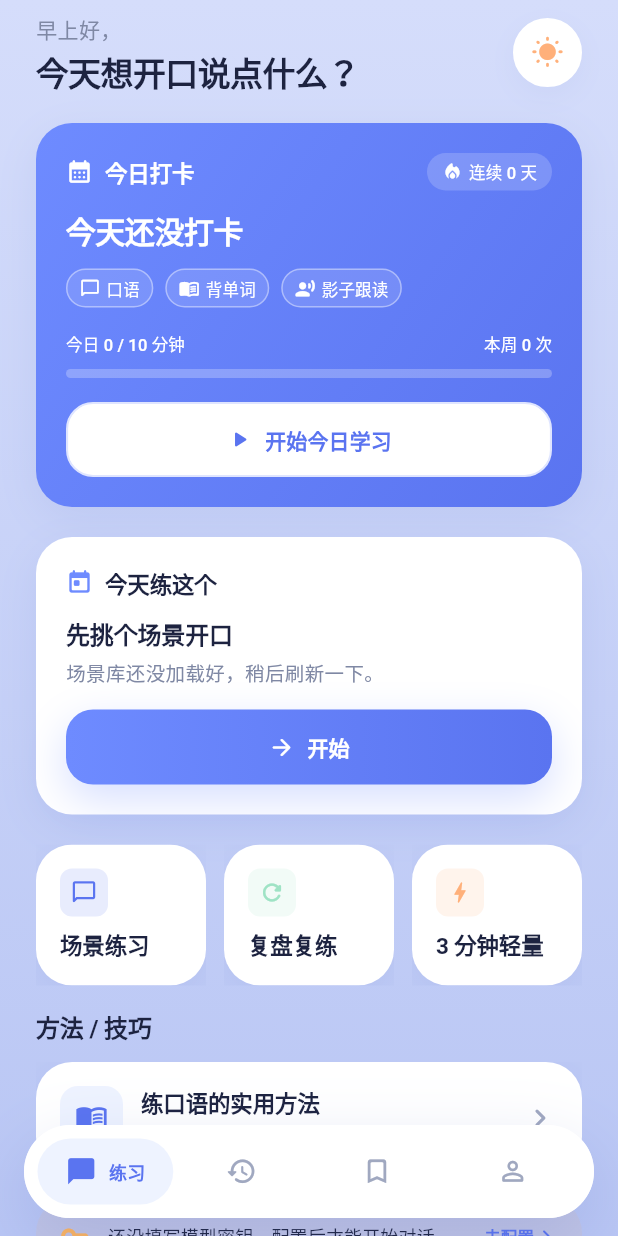
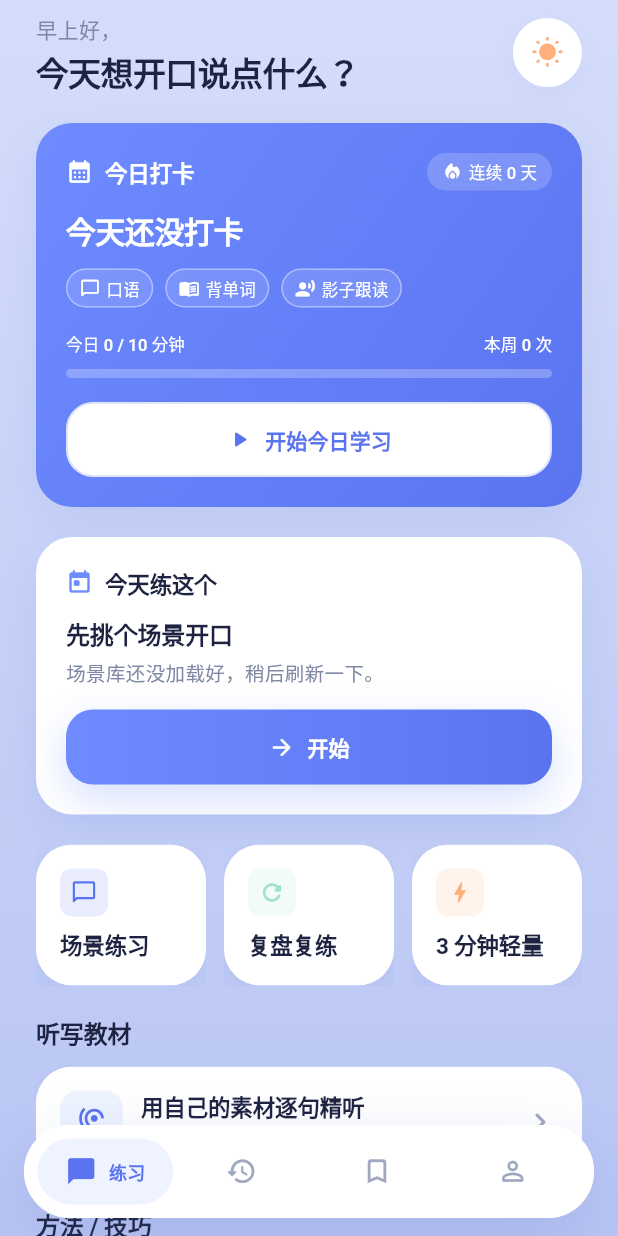
Before and after one commit to 51www/kele-study-english-, a Flutter app: the screen it shows after launch, on a phone screen of 412 x 824 dp. Run offline on Flutter 3.47's test engine with Material 3 defaults, Android fonts, the phone set to English and light mode, and no system bars; our stand-ins replace connectivity_plus, dio, drift, file_picker, flutter_riverpod, flutter_secure_storage and 5 more; missing offline and left inert: audio_session, charset, record; accounts and stored records are empty; generated files the repository leaves out were written again.

Commit message:
feat: 材料练习耗时计入影子跟读，打卡自动点亮并解除听写教材导入入口隐藏

```diff
--- a/lib/app/providers.dart
+++ b/lib/app/providers.dart
@@ -157,6 +157,7 @@ class HomeData {
 final homeDataProvider = FutureProvider<HomeData>((ref) async {
   final scenarioRepo = ref.watch(scenarioRepositoryProvider);
   final sessionRepo = ref.watch(sessionRepositoryProvider);
+  final shadowByDay = await ref.watch(shadowPracticeRepositoryProvider).all();
   final scenarios = await scenarioRepo.all();
   final sessions = await sessionRepo.list();
   final settingsRepo = ref.watch(settingsRepositoryProvider);
@@ -187,8 +188,11 @@ final homeDataProvider = FutureProvider<HomeData>((ref) async {
       }
     }
   }
-  // 手动补记（背单词 / 影子跟读 / 其它）同样计入连续天数。
+  // 材料练习耗时按「影子跟读」学习时间计入今日分钟。
+  todaySeconds += shadowByDay['${now.year}-${now.month}-${now.day}'] ?? 0;
+  // 手动补记（背单词 / 其它）与材料练习（影子跟读）同样计入连续天数。
   activeDays.addAll(await ref.watch(checkinRepositoryProvider).manualDates());
+  activeDays.addAll(shadowByDay.entries.where((e) => e.value > 0).map((e) => e.key));
   final streak = _computeStreaks(activeDays).$1;
   Correction? lastStuck;
   for (final session in sessions.where((e) => e.status == 'completed').take(3)) {
@@ -250,6 +254,11 @@ final checkinRepositoryProvider = Provider<CheckinRepository>((ref) {
   return CheckinRepository(ref.watch(localStoreProvider));
 });
 
+/// 材料练习耗时仓储：按天累计「影子跟读」学习时间。
+final shadowPracticeRepositoryProvider = Provider<ShadowPracticeRepository>((ref) {
+  return ShadowPracticeRepository(ref.watch(localStoreProvider));
+});
+
 /// 今日打卡聚合：自动活动（口语 / 轻量 / 听写）+ 手动补记。
 final todayCheckinProvider = FutureProvider<TodayCheckin>((ref) async {
   final now = DateTime.now();
@@ -265,6 +274,11 @@ final todayCheckinProvider = FutureProvider<TodayCheckin>((ref) async {
   }
   final attempts = await ref.watch(localStoreProvider).allAttempts();
   if (attempts.any((a) => a.createdAt >= todayStart)) activity.add('dictation');
+  // 材料练习（听写）即影子跟读学习：有练习记录或累计耗时就自动点亮。
+  final shadowSeconds = await ref.watch(shadowPracticeRepositoryProvider).secondsOn(today);
+  if (attempts.any((a) => a.createdAt >= todayStart) || shadowSeconds > 0) {
+    activity.add('shadow');
+  }
   final manual = await ref.watch(checkinRepositoryProvider).get(date);
   return TodayCheckin(date: date, activityTypes: activity, manual: manual);
 });
@@ -284,6 +298,7 @@ final checkinMonthProvider =
   final sessions = await ref.watch(sessionRepositoryProvider).list();
   final attempts = await ref.watch(localStoreProvider).allAttempts();
   final manual = await ref.watch(checkinRepositoryProvider).all();
+  final shadowByDay = await ref.watch(shadowPracticeRepositoryProvider).all();
   final manualByDate = <String, DailyCheckin>{for (final c in manual) c.date: c};
 
   final days = <int, DayCheckin>{};
@@ -297,9 +312,20 @@ final checkinMonthProvider =
   for (final a in attempts) {
     if (a.createdAt >= startMs && a.createdAt <= endMs) {
       final day = DateTime.fromMillisecondsSinceEpoch(a.createdAt).day;
-      days.putIfAbsent(day, () => DayCheckin()).types.add('dictation');
+      final types = days.putIfAbsent(day, () => DayCheckin()).types;
+      types.add('dictation');
+      // 材料练习即影子跟读学习，日历同样点亮影子跟读。
+      types.add('shadow');
     }
   }
+  shadowByDay.forEach((key, seconds) {
+    if (seconds <= 0) return;
+    final p = key.split('-');
+    if (p.length == 3 && p[0] == '$year' && p[1] == '$month') {
+      final day = int.tryParse(p[2]);
+      if (day != null) days.putIfAbsent(day, () => DayCheckin()).types.add('shadow');
+    }
+  });
   manualByDate.forEach((date, c) {
     final p = date.split('-');
     if (p[0] == '$year' && p[1] == '$month') {
@@ -314,6 +340,7 @@ final checkinMonthProvider =
     if (s.durationSec >= 300) activeDays.add(_dayKey(s.startedDate));
   }
   activeDays.addAll(manual.map((e) => e.date));
+  activeDays.addAll(shadowByDay.entries.where((e) => e.value > 0).map((e) => e.key));
   final streaks = _computeStreaks(activeDays);
   return CheckinMonth(
     year: year,
--- a/lib/features/checkin/checkin_card.dart
+++ b/lib/features/checkin/checkin_card.dart
@@ -20,11 +20,12 @@ class _TypeMeta {
 const Map<String, _TypeMeta> _typeMeta = {
   'spoken': _TypeMeta('口语', Icons.chat_bubble_outline_rounded, false),
   'vocab': _TypeMeta('背单词', Icons.menu_book_rounded, true),
-  'shadow': _TypeMeta('影子跟读', Icons.record_voice_over_rounded, true),
+  // 材料练习（听写）即影子跟读学习，由练习耗时自动点亮，不再手动补记。
+  'shadow': _TypeMeta('影子跟读', Icons.record_voice_over_rounded, false),
 };
 
 /// 首页「今日」主卡：打卡状态 + 连续天数 + 学习构成 + 目标进度 + 入口。
-/// 自动类型（口语）由会话表聚合；手动类型（背单词 / 影子跟读）可点按补记。
+/// 自动类型（口语 / 影子跟读）由会话与材料练习聚合；手动类型（背单词）可点按补记。
 /// 学习构成按内容自然排列：空间够时同一行，不足时换行，不压缩文字。
 class CheckinCard extends ConsumerWidget {
   const CheckinCard({super.key});
--- a/lib/features/dictation/pages/material_library_page.dart
+++ b/lib/features/dictation/pages/material_library_page.dart
@@ -10,7 +10,6 @@ import '../providers.dart';
 import '../repository/material_repository.dart';
 
 /// 二期教材库（`/materials`）：首页栏目进入，不新增底部 Tab。
-/// 注：教材「导入」入口暂隐藏（功能保留，路由仍在），UI 只暴露查看与练习。
 class MaterialLibraryPage extends ConsumerWidget {
   const MaterialLibraryPage({super.key});
 
@@ -19,6 +18,16 @@ class MaterialLibraryPage extends ConsumerWidget {
     final async = ref.watch(materialLibraryProvider);
     return PageScaffold(
       title: '听写教材',
+      actions: [
+        IconButton(
+          tooltip: '导入教材',
+          icon: const Icon(Icons.add_rounded, color: AppColors.primaryDeep),
+          onPressed: () async {
+            await context.push('/materials/import');
+            ref.invalidate(materialLibraryProvider);
+          },
+        ),
+      ],
       child: ListView(
         padding: const EdgeInsets.fromLTRB(24, 16, 24, 32),
         children: [
@@ -48,7 +57,9 @@ class MaterialLibraryPage extends ConsumerWidget {
                   child: EmptyState(
                     icon: Icons.hearing_outlined,
                     title: '还没有教材',
-                    message: '教材导入功能暂未开放，已导入的教材仍可在「听写教材」里练习。',
+                    message: '选一份本地音视频和对应的 .srt / .vtt 字幕，就能开始逐句听写。',
+                    action: () => context.push('/materials/import'),
+                    actionLabel: '导入教材',
                   ),
                 );
               }
--- a/lib/features/home/home_page.dart
+++ b/lib/features/home/home_page.dart
@@ -107,7 +107,9 @@ class _Body extends StatelessWidget {
         const TodayPracticeCard(),
         const SizedBox(height: AppSpacing.block),
         const _PracticeGrid(),
-        const SizedBox(height: AppSpacing.cardInner),
+        const SizedBox(height: AppSpacing.block),
+        const _DictationEntry(),
+        const SizedBox(height: AppSpacing.block),
         const _TipsEntry(),
       ],
     );
@@ -186,6 +188,51 @@ class _PracticeGrid extends StatelessWidget {
           Text(title, style: AppText.cardTitle, maxLines: 2, overflow: TextOverflow.ellipsis),
         ],
       ),
+    );
+  }
+}
+
+/// 听写教材栏目：用自己的音视频素材逐句精听，导入入口在教材库内。
+class _DictationEntry extends StatelessWidget {
+  const _DictationEntry();
+
+  @override
+  Widget build(BuildContext context) {
+    return Column(
+      crossAxisAlignment: CrossAxisAlignment.start,
+      children: [
+        const SectionTitle(title: '听写教材'),
+        const SizedBox(height: AppSpacing.buttonGap),
+        AppCard(
+          onTap: () => context.push('/materials'),
+          padding: const EdgeInsets.all(AppSpacing.cardInner),
+          child: Row(
+            children: [
+              Container(
+                width: 42,
+                height: 42,
+                decoration: BoxDecoration(
+                  color: AppColors.primaryWash,
+                  borderRadius: BorderRadius.circular(12),
+                ),
+                child: const Icon(Icons.hearing_outlined, color: AppColors.primaryDeep, size: 22),
+              ),
+              const SizedBox(width: 12),
+              const Expanded(
+                child: Column(
+                  crossAxisAlignment: CrossAxisAlignment.start,
+                  children: [
+                    Text('用自己的素材逐句精听', style: AppText.cardTitle),
+                    SizedBox(height: AppSpacing.tight),
+                    Text('本地音视频 + 字幕 · 逐句听写', style: AppText.caption),
+                  ],
+                ),
+              ),
+              const Icon(Icons.chevron_right_rounded, color: AppColors.inkMuted),
+            ],
+          ),
+        ),
+      ],
     );
   }
 }
```
Also changed, not shown: lib/data/repositories/repositories.dart (+47 -0 lines), lib/features/checkin/checkin_calendar_page.dart (+5 -2 lines), lib/features/dictation/pages/dictation_page.dart (+30 -0 lines), 3 other files.
